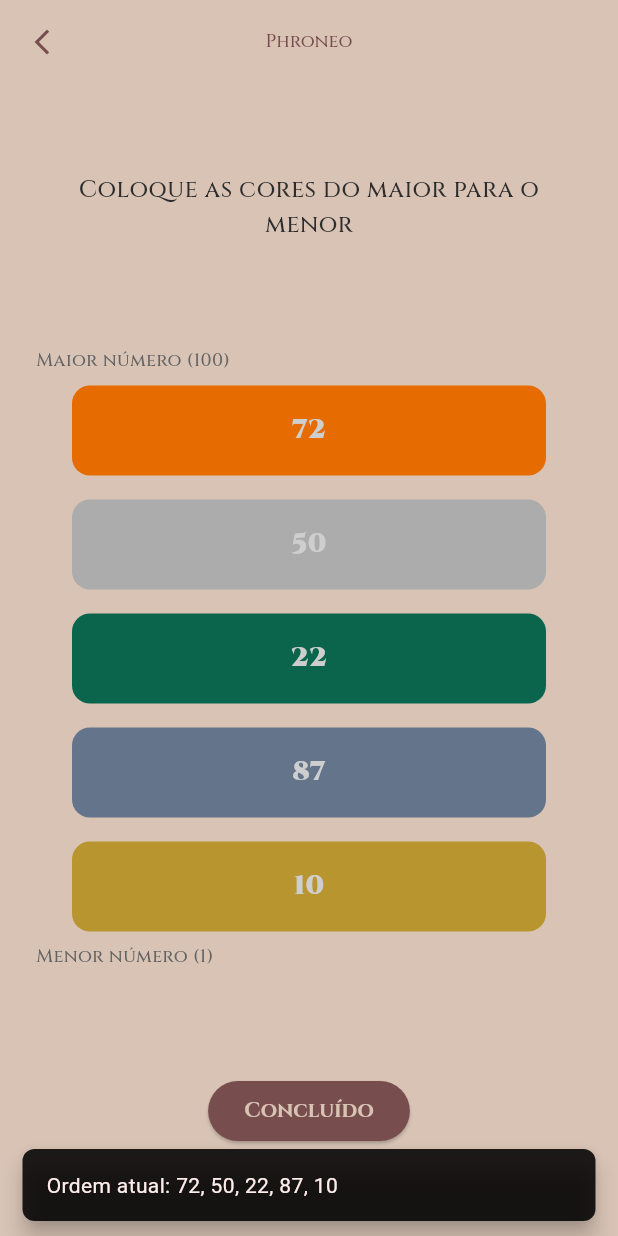
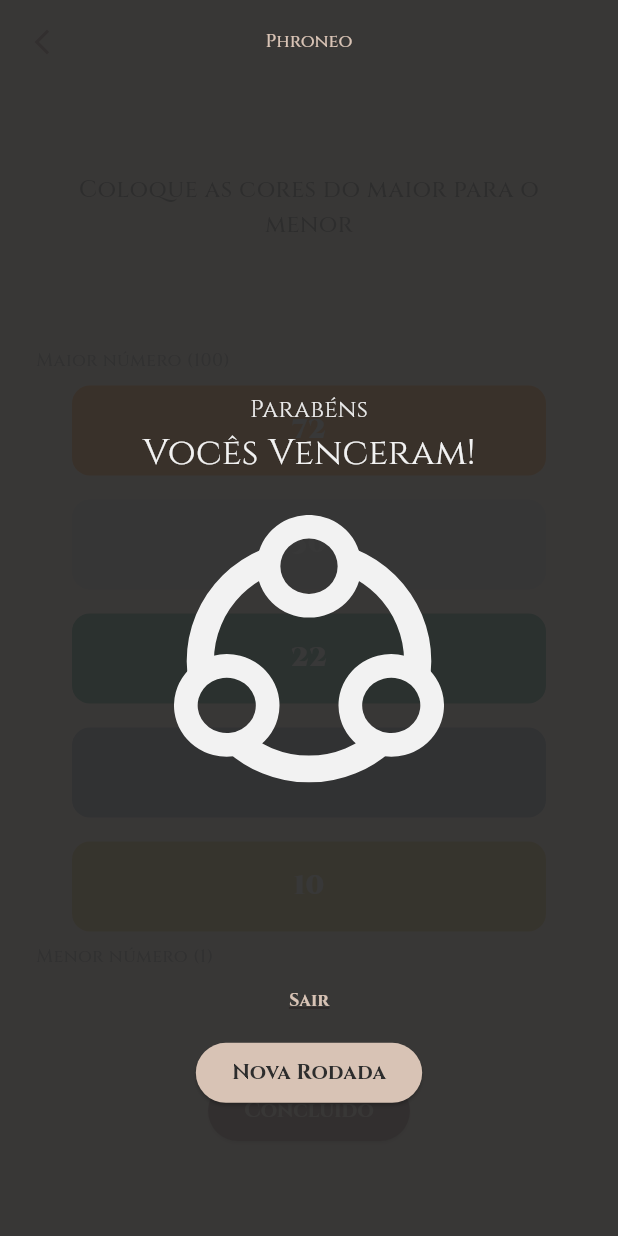
Before and after one commit to gabrielgoldas/Phroneo, a Flutter app: the OrderingPage screen opened by its route, after a tap on "Concluído", on a phone screen of 412 x 824 dp. Run offline on Flutter 3.47's test engine with Material 3 defaults, Android fonts, the phone set to English and light mode, and no system bars; our stand-ins replace flutter_svg, go_router.

Commit message:
feat: add round result dialog, change route to use pushNamed

```diff
--- a/lib/core/router/app_router.dart
+++ b/lib/core/router/app_router.dart
@@ -13,39 +13,31 @@ final router = GoRouter(
       name: AppRoutes.login,
       path: '/',
       builder: (context, state) => const LoginPage(),
-      routes: [
+    ),
     GoRoute(
       name: AppRoutes.onboarding,
-          path: 'onboarding',
+      path: '/onboarding',
       builder: (context, state) => const Onboarding(),
     ),
     GoRoute(
       name: AppRoutes.home,
-          path: 'home',
+      path: '/home',
       builder: (context, state) => const HomePage(),
-          routes: [
+    ),
     GoRoute(
       name: AppRoutes.roomLobby,
-              path: 'room-lobby',
+      path: '/room-lobby',
       builder: (context, state) => const RoomLobbyPage(),
-              routes: [
+    ),
     GoRoute(
       name: AppRoutes.game,
-                  path: 'game',
+      path: '/game',
       builder: (context, state) => const GamePage(),
-                  routes: [
+    ),
     GoRoute(
       name: AppRoutes.ordering,
-                      path: 'ordering',
+      path: '/ordering',
       builder: (context, state) => const OrderingPage(),
-                    ),
-                  ]
-                ),
-              ],
-            ),
-          ],
-        ),
-      ],
-    ),
+    )
   ],
 );
--- a/lib/core/theme/app_colors.dart
+++ b/lib/core/theme/app_colors.dart
@@ -2,6 +2,7 @@ import 'dart:ui';
 
 class AppColors {
   static const background     = Color(0xFFD8C3B5);
+  static const bgTransparent  = Color(0xBD2D2D2D);
   static const primaryColor   = Color(0xFF774D4D);
   static const black          = Color(0xFF2D2D2D);
   static const gray500        = Color(0xFF646464);
--- a/lib/core/widgets/custom_app_bar.dart
+++ b/lib/core/widgets/custom_app_bar.dart
@@ -1,4 +1,5 @@
 import 'package:flutter/material.dart';
+import 'package:flutter/services.dart';
 import 'package:go_router/go_router.dart';
 import 'package:phroneo/core/utils/localization_build_context.dart';
 
@@ -10,20 +11,20 @@ import '../theme/app_fonts.dart';
 class CustomAppBar extends StatelessWidget implements PreferredSizeWidget {
   final bool showAccount;
   final Color backgroundColor;
-  final Color textColor;
+  final Color fontColor;
   final bool showBackButton;
 
   const CustomAppBar({
     super.key,
     this.showAccount = false,
     this.backgroundColor = AppColors.background,
-    this.textColor = AppColors.primaryColor,
+    this.fontColor = AppColors.primaryColor,
     this.showBackButton = true
   });
 
   @override
   Widget build(BuildContext context) {
-    final color = textColor;
+    final color = fontColor;
     return AppBar(
       actions: [
         if (showAccount)
--- a/lib/core/widgets/custom_outlined_button.dart
+++ b/lib/core/widgets/custom_outlined_button.dart
@@ -6,10 +6,12 @@ import '../theme/app_fonts.dart';
 
 class CustomOutlinedButton extends StatelessWidget {
   final String text;
+  final Color fontColor;
   final VoidCallback onPressed;
 
   const CustomOutlinedButton({
     super.key,
+    this.fontColor = AppColors.primaryColor,
     required this.text,
     required this.onPressed
   });
@@ -30,7 +32,7 @@ class CustomOutlinedButton extends StatelessWidget {
             fontFamily: AppFonts.cinzel,
             fontWeight: FontWeight.bold,
             fontSize: AppFontSize.bodySmall,
-            color: AppColors.primaryColor,
+            color: fontColor,
             decoration: TextDecoration.underline
         ),
       ),
--- a/lib/features/game/presentation/pages/game_page.dart
+++ b/lib/features/game/presentation/pages/game_page.dart
@@ -37,7 +37,7 @@ class _GamePage extends State<GamePage>{
       child: Scaffold(
         backgroundColor: Colors.transparent,
         appBar: const CustomAppBar(
-          textColor: AppColors.background,
+          fontColor: AppColors.background,
           showBackButton: false,
           backgroundColor: Colors.transparent, // 3. Passamos transparente para a sua AppBar
         ),
--- a/lib/features/game/presentation/widgets/phrase_page.dart
+++ b/lib/features/game/presentation/widgets/phrase_page.dart
@@ -88,7 +88,7 @@ class PhrasePage extends StatelessWidget {
             text: 'Ordenar Escolhas',
             backgroundColor: AppColors.white,
             fontColor: AppColors.black,
-            onPressed: () => context.goNamed(AppRoutes.ordering)
+            onPressed: () => context.pushNamed(AppRoutes.ordering)
         )
       ],
     );
--- a/lib/features/home/presentation/pages/home_page.dart
+++ b/lib/features/home/presentation/pages/home_page.dart
@@ -47,7 +47,9 @@ class _HomePage extends State<HomePage> {
 
               CustomElevatedButton(
                   text: context.l10n.join_match,
-                  onPressed: () {}
+                  onPressed: () {
+                    // TODO -> Camera QR Code
+                  }
               ),
             ],
           ),
--- a/lib/features/home/presentation/widgets/create_match_menu_bottom_sheet.dart
+++ b/lib/features/home/presentation/widgets/create_match_menu_bottom_sheet.dart
@@ -120,7 +120,7 @@ class _CreateMatchMenuBottomSheet extends State<CreateMatchMenuBottomSheet> {
             CustomElevatedButton(
                 text: context.l10n.confirm_creation,
                 onPressed: () {
-                  context.goNamed(AppRoutes.roomLobby);
+                  context.pushNamed(AppRoutes.roomLobby);
                 }
             ),
           ],
--- a/lib/features/login/presentation/pages/login_page.dart
+++ b/lib/features/login/presentation/pages/login_page.dart
@@ -58,7 +58,7 @@ class LoginPage extends StatelessWidget {
                 filePath: 'assets/icons/google_icon.svg',
                 labelText: context.l10n.login_google,
                 onPressed: () {
-                  context.goNamed(AppRoutes.onboarding);
+                  context.pushNamed(AppRoutes.onboarding);
                 },
               ),
             ],
--- a/lib/features/onboarding/presentation/pages/onboarding_page.dart
+++ b/lib/features/onboarding/presentation/pages/onboarding_page.dart
@@ -2,6 +2,7 @@ import 'package:flutter/material.dart';
 import 'package:go_router/go_router.dart';
 import 'package:phroneo/core/router/app_routes.dart';
 import 'package:phroneo/core/theme/app_colors.dart';
+import 'package:phroneo/core/widgets/custom_app_bar.dart';
 import 'package:phroneo/core/widgets/custom_outlined_button.dart';
 import 'package:phroneo/features/onboarding/domain/entities/onboarding_page_data.dart';
 import 'package:phroneo/features/onboarding/presentation/widgets/tutorial_page.dart';
@@ -32,7 +33,7 @@ class _OnboardingState extends State<Onboarding> {
   Widget build(BuildContext context) {
     return Scaffold(
       backgroundColor: AppColors.background,
-
+      appBar: const CustomAppBar(showBackButton: false),
       body: Column(
         children: [
 
--- a/lib/features/ordering/presentation/pages/ordering_page.dart
+++ b/lib/features/ordering/presentation/pages/ordering_page.dart
@@ -5,9 +5,10 @@ import 'package:phroneo/core/widgets/custom_elevated_button.dart';
 
 import '../../../../core/theme/app_font_size.dart';
 import '../../../../core/theme/app_fonts.dart';
+import '../widgets/round_result_dialog.dart';
 
 class OrderingPage extends StatefulWidget {
-  const OrderingPage({ super.key });
+  const OrderingPage({super.key});
 
   @override
   State<StatefulWidget> createState() => _OrderingPage();
@@ -15,6 +16,7 @@ class OrderingPage extends StatefulWidget {
 
 class _OrderingPage extends State<OrderingPage> {
   bool showNumbers = false;
+
   final _options = <Option>[
     Option(number: 72, color: AppColors.orange),
     Option(number: 50, color: AppColors.gray300),
@@ -32,7 +34,6 @@ class _OrderingPage extends State<OrderingPage> {
 
   @override
   Widget build(BuildContext context) {
-
     return Scaffold(
       appBar: CustomAppBar(),
       backgroundColor: AppColors.background,
@@ -41,7 +42,6 @@ class _OrderingPage extends State<OrderingPage> {
         child: Column(
           mainAxisAlignment: MainAxisAlignment.spaceAround,
           children: [
-
             const Text(
               'Coloque as cores do maior para o menor',
               textAlign: TextAlign.center,
@@ -75,7 +75,8 @@ class _OrderingPage extends State<OrderingPage> {
                     physics: const NeverScrollableScrollPhysics(),
                     itemCount: _options.length,
                     onReorderItem: _onReorder,
-                    proxyDecorator: (Widget child, int index, Animation<double> animation) {
+                    proxyDecorator:
+                        (Widget child, int index, Animation<double> animation) {
                           return AnimatedBuilder(
                             animation: animation,
                             builder: (BuildContext context, Widget? child) {
@@ -87,8 +88,8 @@ class _OrderingPage extends State<OrderingPage> {
                                       color: Colors.black26,
                                       blurRadius: 10,
                                       offset: Offset(0, 5),
-                                  )
-                                ]
+                                    ),
+                                  ],
                                 ),
                                 child: child,
                               );
@@ -108,7 +109,7 @@ class _OrderingPage extends State<OrderingPage> {
                         alignment: Alignment.center,
                         decoration: BoxDecoration(
                           color: option.color,
-                            borderRadius: BorderRadius.circular(12.0)
+                          borderRadius: BorderRadius.circular(12.0),
                         ),
                         child: Text(
                           showNumbers ? option.number.toString() : '',
@@ -116,7 +117,7 @@ class _OrderingPage extends State<OrderingPage> {
                             fontFamily: AppFonts.cinzel,
                             color: AppColors.gray200,
                             fontSize: AppFontSize.bodyLargeX,
-                            fontWeight: FontWeight.w900
+                            fontWeight: FontWeight.w900,
                           ),
                         ),
                       );
@@ -142,25 +143,23 @@ class _OrderingPage extends State<OrderingPage> {
             CustomElevatedButton(
               text: "Concluído",
               onPressed: () {
-                  final List<int> finalOpt = _options.map((option) => option.number).toList();
-                  final String stringFormatted = finalOpt.join(', ');
+                setState(() => showNumbers = true);
 
-                  ScaffoldMessenger.of(context).showSnackBar(
-                    SnackBar(
-                      content: Text('Ordem atual: $stringFormatted'),
-                      duration: const Duration(seconds: 4),
-                      behavior: SnackBarBehavior.floating,
-                      backgroundColor: Colors.black87,
-                      shape: RoundedRectangleBorder(
-                        borderRadius: BorderRadius.circular(8),
+                showGeneralDialog(
+                  context: context,
+                  barrierDismissible: false,
+                  barrierLabel: '',
+                  barrierColor: AppColors.bgTransparent,
+                  transitionDuration: const Duration(seconds: 1),
+                  pageBuilder: (_, _, _) {
+                    return const PopScope(
+                      canPop: false,
+                      child: RoundResultDialog(),
+                    );
+                  },
+                );
+              },
             ),
-                    ),
-                  );
-
-                  setState(() => showNumbers = true);
-                }
-            )
-
           ],
         ),
       ),
@@ -172,8 +171,5 @@ class Option {
   final int number;
   final Color color;
 
-  const Option({
-    required this.number,
-    required this.color,
-  });
+  const Option({required this.number, required this.color});
 }
--- /dev/null
+++ b/lib/features/ordering/presentation/widgets/round_result_dialog.dart
@@ -0,0 +1,97 @@
+import 'package:flutter/material.dart';
+import 'package:flutter_svg/svg.dart';
+import 'package:go_router/go_router.dart';
+import 'package:phroneo/core/router/app_routes.dart';
+import 'package:phroneo/core/theme/app_font_size.dart';
+import 'package:phroneo/core/theme/app_fonts.dart';
+import 'package:phroneo/core/widgets/custom_app_bar.dart';
+import 'package:phroneo/core/theme/app_colors.dart';
+import 'package:phroneo/core/widgets/custom_elevated_button.dart';
+
+import '../../../../core/widgets/custom_outlined_button.dart';
+
+class RoundResultDialog extends StatelessWidget {
+  const RoundResultDialog({ super.key });
+
+  @override
+  Widget build(BuildContext context) {
+    bool winner = true;
+
+    return Scaffold(
+      appBar: const CustomAppBar(
+        showAccount: false,
+        showBackButton: false,
+        backgroundColor: Colors.transparent,
+        fontColor: AppColors.background,
+      ),
+      backgroundColor: AppColors.bgTransparent,
+      body: Center(
+        child: Padding(
+          padding: const EdgeInsets.all(24.00),
+          child: Column(
+            mainAxisAlignment: MainAxisAlignment.spaceAround,
+            children: [
+
+              const SizedBox.shrink(),
+
+              Column(
+                children: [
+                  Text(
+                    winner ? 'Parabéns' : 'Que pena',
+                    style: TextStyle(
+                        fontFamily: AppFonts.cinzel,
+                        fontSize: AppFontSize.bodyLarge,
+                        color: AppColors.gray100
+                    ),
+                  ),
+
+                  Text(
+                    winner ? 'Vocês Venceram!' : 'Vocês Perderam!',
+                    style: TextStyle(
+                        fontFamily: AppFonts.cinzel,
+                        fontSize: AppFontSize.titleLarge,
+                        color: AppColors.white
+                    ),
+                  ),
+
+                  const SizedBox(height: 24.0),
+
+                  winner
+                  ? SvgPicture.asset(
+                      'assets/images/logo_phroneo_white.svg',
+                      width: 180,
+                      colorFilter: const ColorFilter.mode(
+                        AppColors.white,
+                        BlendMode.srcIn,
+                      ),
+                  ) : const SizedBox.shrink()
+
+
+                ],
+              ),
+
+              Column(
+                children: [
+
+                  CustomOutlinedButton(
+                      text: 'Sair',
+                      fontColor: AppColors.background,
+                      onPressed: () => context.goNamed(AppRoutes.home)
+                  ),
+
+                  CustomElevatedButton(
+                      text: 'Nova Rodada',
+                      backgroundColor: AppColors.background,
+                      fontColor: AppColors.black,
+                      onPressed: () => context.goNamed(AppRoutes.roomLobby)
+                  )
+
+                ],
+              )
+            ],
+          ),
+        ),
+      ),
+    );
+  }
+}
--- a/lib/features/room_lobby/presentation/pages/room_lobby_page.dart
+++ b/lib/features/room_lobby/presentation/pages/room_lobby_page.dart
@@ -59,7 +59,7 @@ class RoomLobbyPage extends StatelessWidget {
 
                   CustomElevatedButton(
                       text: "Iniciar",
-                      onPressed: () => context.goNamed(AppRoutes.game)
+                      onPressed: () => context.pushNamed(AppRoutes.game)
                   )
                 ],
               )
```
Also changed, not shown: assets/images/logo_phroneo_white.svg (added). Lines whose indentation alone changed are shown as unchanged.
